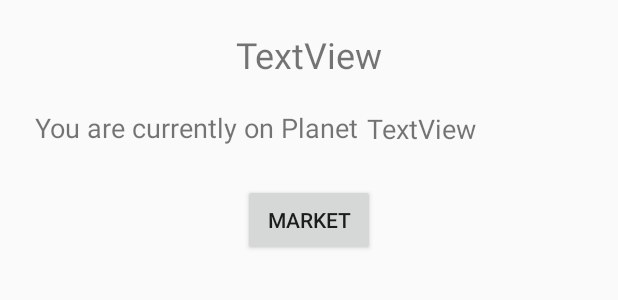
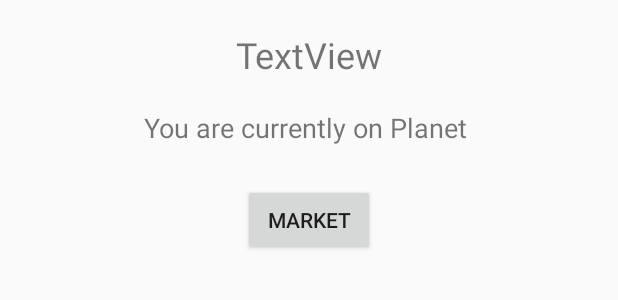
Before and after one commit to Team-72B-OneNine-Android/M5, an Android app: the layout activity_home_screen.xml on its own in the app's theme, with its tools: preview values and no code run, on a phone screen of 412 x 824 dp. Shown: the top 300 px of the screen. Run offline under Robolectric (Android 15) with nearby library versions, the phone set to English and light mode, and no system bars.

Commit message:
Improved home screen activity by fixing the null name issue

```diff
--- a/SpaceTrader/app/src/main/java/onenine/android/View/ConfigurationActivity.java
+++ b/SpaceTrader/app/src/main/java/onenine/android/View/ConfigurationActivity.java
@@ -67,9 +67,6 @@ public class ConfigurationActivity extends AppCompatActivity {
                     1000,
                     (GameDifficulty) difficultySpinner.getSelectedItem());
             Intent intent = new Intent(this, HomeScreenActivity.class);
-            EditText name = findViewById(R.id.enterNameHere);
-            String user = name.getText().toString();
-            intent.putExtra(EXTRA_MESSAGE, user);
             startActivity(intent);
             finish();
         }
--- a/SpaceTrader/app/src/main/java/onenine/android/View/TradeGoodsActivity.java
+++ b/SpaceTrader/app/src/main/java/onenine/android/View/TradeGoodsActivity.java
@@ -34,6 +34,7 @@ public class TradeGoodsActivity extends AppCompatActivity {
     public void onBackButtonPressed(View view) {
         Intent back = new Intent(this, MarketPlaceActivity.class);
         startActivity(back);
+
     }
 
 }
--- a/SpaceTrader/app/src/main/res/layout/activity_home_screen.xml
+++ b/SpaceTrader/app/src/main/res/layout/activity_home_screen.xml
@@ -29,31 +29,16 @@
         android:layout_width="wrap_content"
         android:layout_height="wrap_content"
         android:layout_below="@+id/welcomeUser"
-        android:layout_marginStart="4dp"
-        android:layout_marginLeft="4dp"
+        android:layout_marginStart="8dp"
+        android:layout_marginLeft="8dp"
         android:layout_marginTop="20dp"
-        android:layout_marginEnd="150dp"
-        android:layout_marginRight="150dp"
+        android:layout_marginEnd="8dp"
+        android:layout_marginRight="8dp"
         android:text="You are currently on Planet "
         android:textSize="18sp"
         app:layout_constraintEnd_toEndOf="parent"
         app:layout_constraintStart_toStartOf="parent"
         app:layout_constraintTop_toBottomOf="@+id/welcomeUser" />
-
-    <TextView
-        android:id="@+id/currentPlanet"
-        android:layout_width="wrap_content"
-        android:layout_height="wrap_content"
-        android:layout_marginStart="2dp"
-        android:layout_marginLeft="2dp"
-        android:layout_marginTop="73dp"
-        android:layout_marginEnd="95dp"
-        android:layout_marginRight="95dp"
-        android:text="TextView"
-        android:textSize="18sp"
-        app:layout_constraintEnd_toEndOf="parent"
-        app:layout_constraintStart_toEndOf="@+id/youAreOn"
-        app:layout_constraintTop_toTopOf="parent" />
 
     <Button
         android:id="@+id/marketButton"
```
Also changed, not shown: SpaceTrader/app/src/main/java/onenine/android/View/HomeScreenActivity.java (+9 -13 lines).
